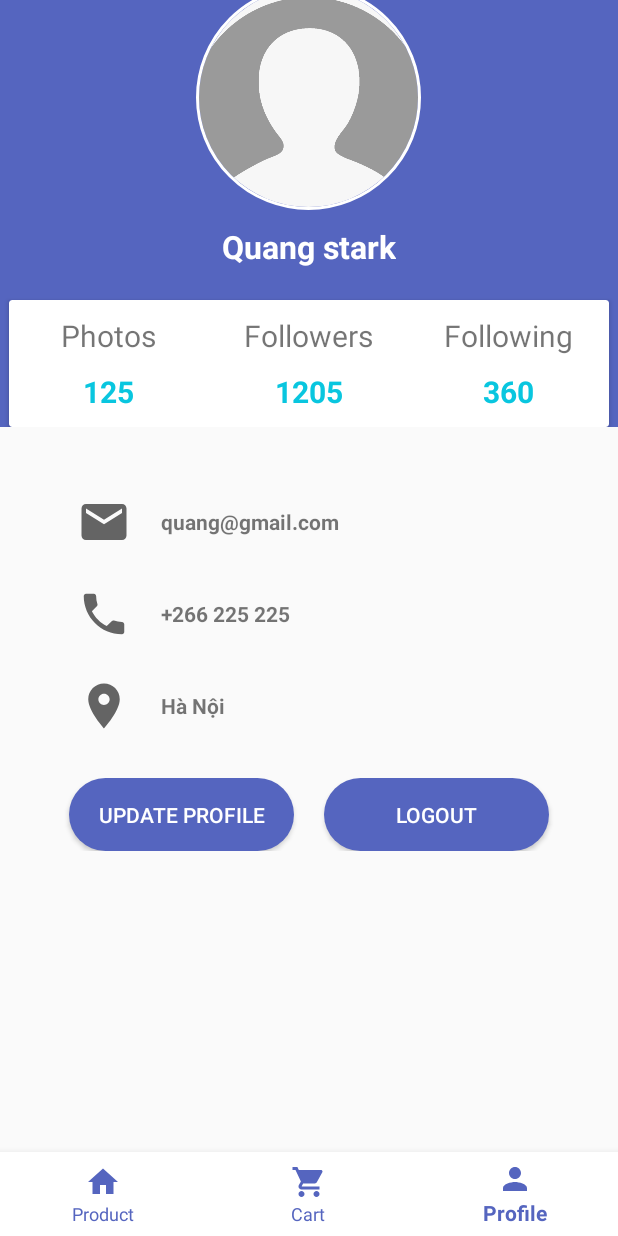
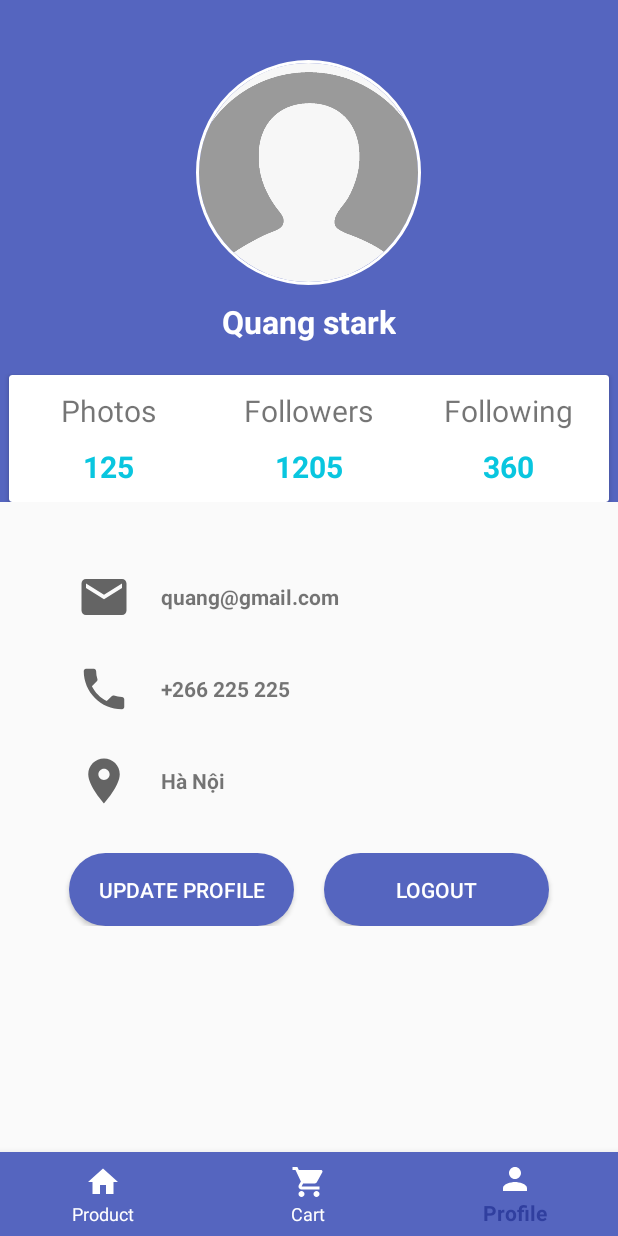
Before and after one commit to quangIT210199/Android-BTL, an Android app: the MainActivity screen opened directly, with no data from a screen before it, item 3 of the bottom bar chosen, on a phone screen of 412 x 824 dp. Run offline under Robolectric (Android 15) with nearby library versions, the phone set to English and light mode, and no system bars; our stand-ins replace CircleImageView; libraries missing offline, so code that uses them is left out: com.aurelhubert.ahbottomnavigation; plain views replace AHBottomNavigation, AHBottomNavigationViewPager; network calls fail; pictures from the network do not load; 1 statement that could not run was skipped.

Commit message:
Code home di nhe

```diff
--- a/app/src/main/java/com/example/nguyenvanquang_b17dcat148/api/ApiService.java
+++ b/app/src/main/java/com/example/nguyenvanquang_b17dcat148/api/ApiService.java
@@ -34,7 +34,7 @@ public interface ApiService {
             .create();
 
     OkHttpClient okHttpClient = new OkHttpClient.Builder()
-            .connectTimeout(60, TimeUnit.SECONDS)
+            .connectTimeout(40, TimeUnit.SECONDS)
             .readTimeout(60, TimeUnit.SECONDS)
             .writeTimeout(60, TimeUnit.SECONDS)
             .addInterceptor(new RequestInterceptor())// This is used to add ApplicationInterceptor.
--- a/app/src/main/java/com/example/nguyenvanquang_b17dcat148/fragment/ProfileFragment.java
+++ b/app/src/main/java/com/example/nguyenvanquang_b17dcat148/fragment/ProfileFragment.java
@@ -121,7 +121,7 @@ public class ProfileFragment extends Fragment {
 //    }
 
     private void setImageUser(String img, ImageView imgView) {
-        Glide.with(getActivity())
+        Glide.with(mainActivity)
                 .load(img)
                 .placeholder(R.drawable.default_user)
                 .circleCrop()
--- /dev/null
+++ b/app/src/main/res/color/color_navigation.xml
@@ -0,0 +1,5 @@
+<?xml version="1.0" encoding="utf-8"?>
+<selector xmlns:android="http://schemas.android.com/apk/res/android">
+    <item android:color="@color/colorWhite" android:state_checked="false"/>
+    <item android:color="@color/colorPrimaryDark" android:state_checked="true"/>
+</selector>
--- a/app/src/main/res/layout/activity_main.xml
+++ b/app/src/main/res/layout/activity_main.xml
@@ -32,10 +32,10 @@
         android:layout_width="match_parent"
         android:layout_height="wrap_content"
         android:layout_alignParentBottom="true"
-        android:background="@color/white"
-        app:itemIconTint="@color/colorPrimary"
-        app:itemTextColor="@color/colorPrimary"
+        android:background="@color/colorPrimary"
+        app:itemIconTint="@color/white"
+        app:itemTextColor="@color/color_navigation"
         app:layout_constraintBottom_toBottomOf="parent"
+        app:labelVisibilityMode="labeled"
         app:menu="@menu/menu_navigation" />
-
 </androidx.constraintlayout.widget.ConstraintLayout>
--- a/app/src/main/res/layout/fragment_product.xml
+++ b/app/src/main/res/layout/fragment_product.xml
@@ -1,11 +1,12 @@
 <?xml version="1.0" encoding="utf-8"?>
-<FrameLayout xmlns:android="http://schemas.android.com/apk/res/android"
+<RelativeLayout xmlns:android="http://schemas.android.com/apk/res/android"
     xmlns:tools="http://schemas.android.com/tools"
     android:layout_width="match_parent"
     android:layout_height="match_parent"
     tools:context=".fragment.ProductFragment">
 
     <androidx.recyclerview.widget.RecyclerView
+        android:layout_marginTop="50dp"
         android:id="@+id/rcv_product"
         android:orientation="vertical"
         android:layout_width="match_parent"
@@ -13,4 +14,4 @@
         android:layout_marginStart="10dp"
         android:layout_marginEnd="10dp"/>
 
-</FrameLayout>
+</RelativeLayout>
--- a/app/src/main/res/layout/fragment_profile.xml
+++ b/app/src/main/res/layout/fragment_profile.xml
@@ -3,14 +3,16 @@
     xmlns:tools="http://schemas.android.com/tools"
     android:layout_width="match_parent"
     android:layout_height="match_parent"
+    android:layout_marginTop="50dp"
     xmlns:app="http://schemas.android.com/apk/res-auto"
     tools:context=".fragment.ProfileFragment">
 
     <ScrollView
         android:id="@+id/scrollView"
         android:scrollbars="vertical"
-        android:layout_width="fill_parent"
-        android:layout_height="fill_parent">
+        android:layout_marginTop="50dp"
+        android:layout_width="match_parent"
+        android:layout_height="wrap_content">
 
         <LinearLayout
             android:layout_width="match_parent"
```
Also changed, not shown: app/src/main/res/layout/fragment_cart.xml (+4 -3 lines).
